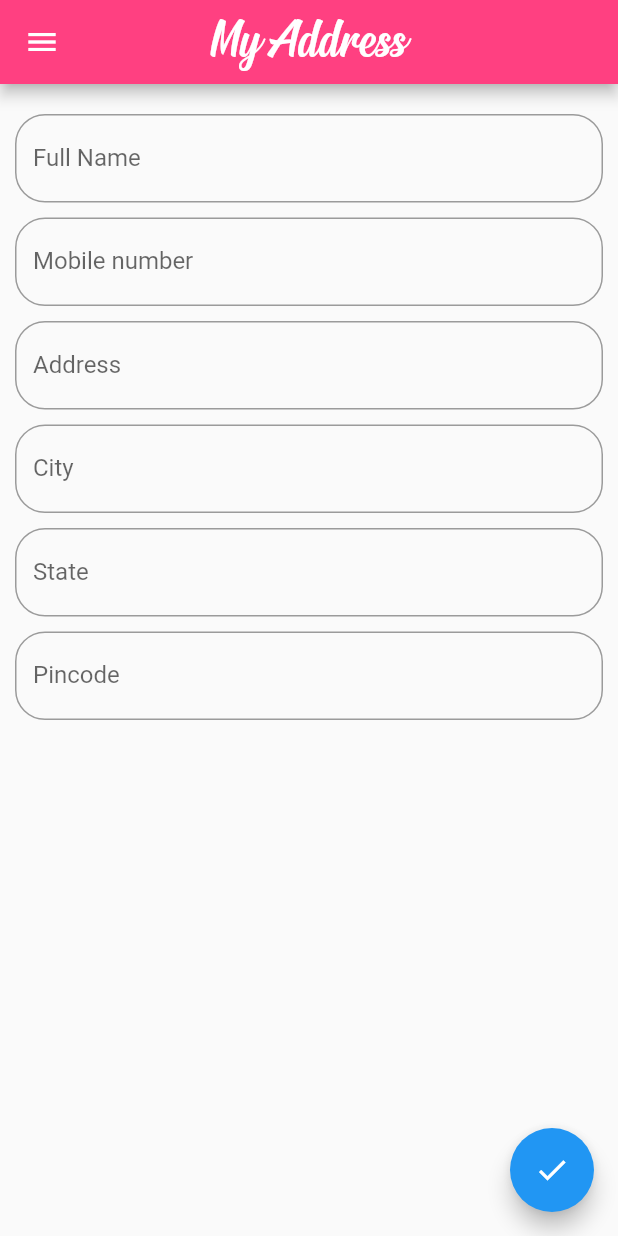
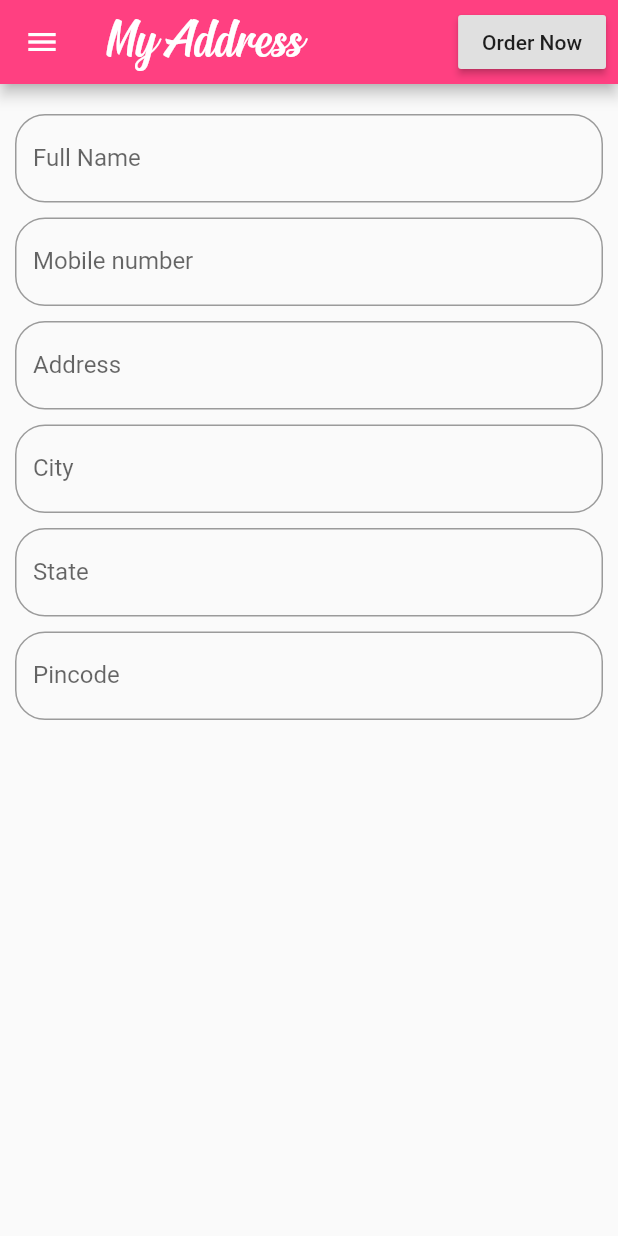
Before and after one commit to Vinay069/MyShop, a Flutter app: the AddressScreen screen opened directly, on a phone screen of 412 x 824 dp. Run offline on Flutter 3.47's test engine with Material 2 defaults, Android fonts, the phone set to English and light mode, and no system bars; our stand-ins replace cloud_firestore, firebase_auth, firebase_storage, fluttertoast, image_picker, shared_preferences; accounts and stored records are empty.

```diff
--- a/lib/Store/addressPage.dart
+++ b/lib/Store/addressPage.dart
@@ -29,7 +29,24 @@ class _AddressScreenState extends State<AddressScreen> {
           "My Address",
           style: TextStyle(fontFamily: "Signatra", fontSize: 40.0),
         ),
-        centerTitle: true,
+        actions: [
+          Stack(
+            children: [
+
+              Padding(
+                padding: const EdgeInsets.all(8.0),
+                child: RaisedButton(
+                  onPressed: () {
+                     Navigator.push(context,
+                      MaterialPageRoute(builder: (context) => AddressScreen()));
+
+                  },
+                  child: Text("Order Now"),
+                ),
+              )
+            ],
+          ),
+        ],
       ),
       drawer: MyDrawer(),
       body: SingleChildScrollView(
@@ -149,13 +166,16 @@ class _AddressScreenState extends State<AddressScreen> {
           ),
         ),
       ),
-      floatingActionButton: FloatingActionButton(
-        onPressed: () {
-          //
-          saveUserInfoToFireStore(userid);
-        },
-        child: Icon(Icons.done),
-      ),
+      // floatingActionButton: FloatingActionButton(
+      //   onPressed: () {
+      //     //
+      //     saveUserInfoToFireStore(userid);
+      //   },
+      //   child: Text("Order Now"),
+
+      // ),
+
+
     );
   }
 
@@ -172,10 +192,10 @@ class _AddressScreenState extends State<AddressScreen> {
     //   "aPincode": _aPincodeTextEditingController.text.trim(),
 
     // });
-    Firestore.instance.collection("users").document(uid)
-        .collection('address')
-        .document()
-        .updateData({'aPincode': _aPincodeTextEditingController.text.trim()});
+    // Firestore.instance.collection("users").document(uid)
+    //     .collection('address')
+    //     .document()
+    //     .updateData({'aPincode': _aPincodeTextEditingController.text.trim()});
 
     // await EcommerceApp.sharedPreferences.setString("uid", fUser.uid);
     // await EcommerceApp.sharedPreferences
```
Also changed, not shown: lib/Store/cart.dart (+0 -10 lines), lib/Widgets/myDrawer.dart (+24 -24 lines).
